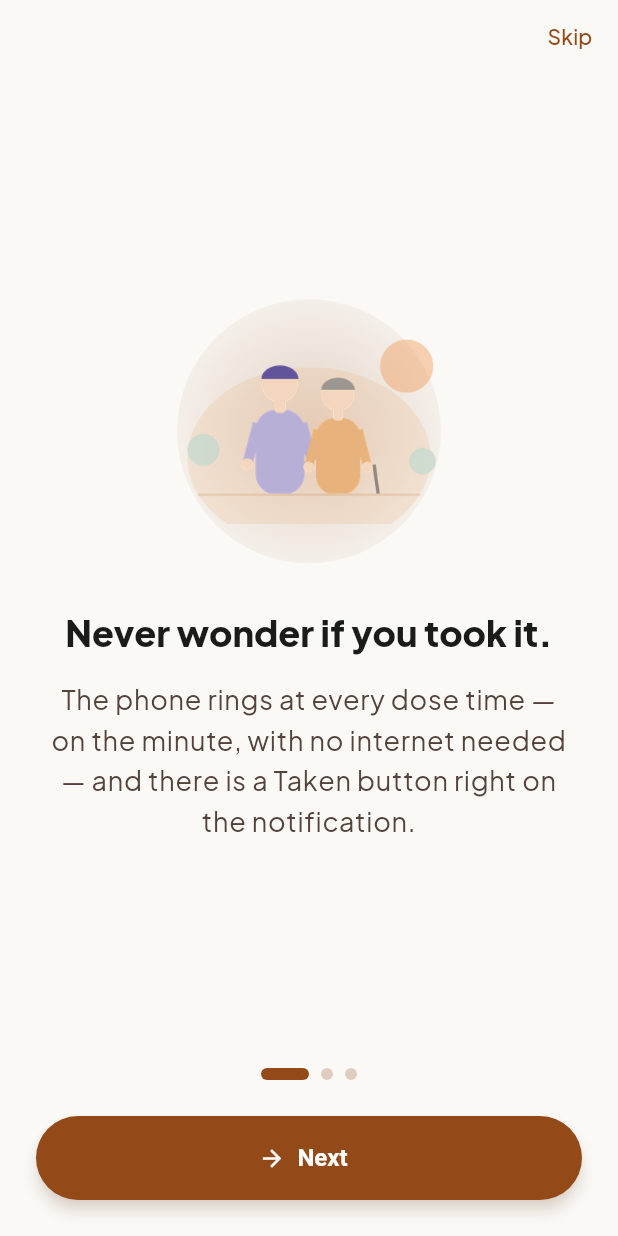
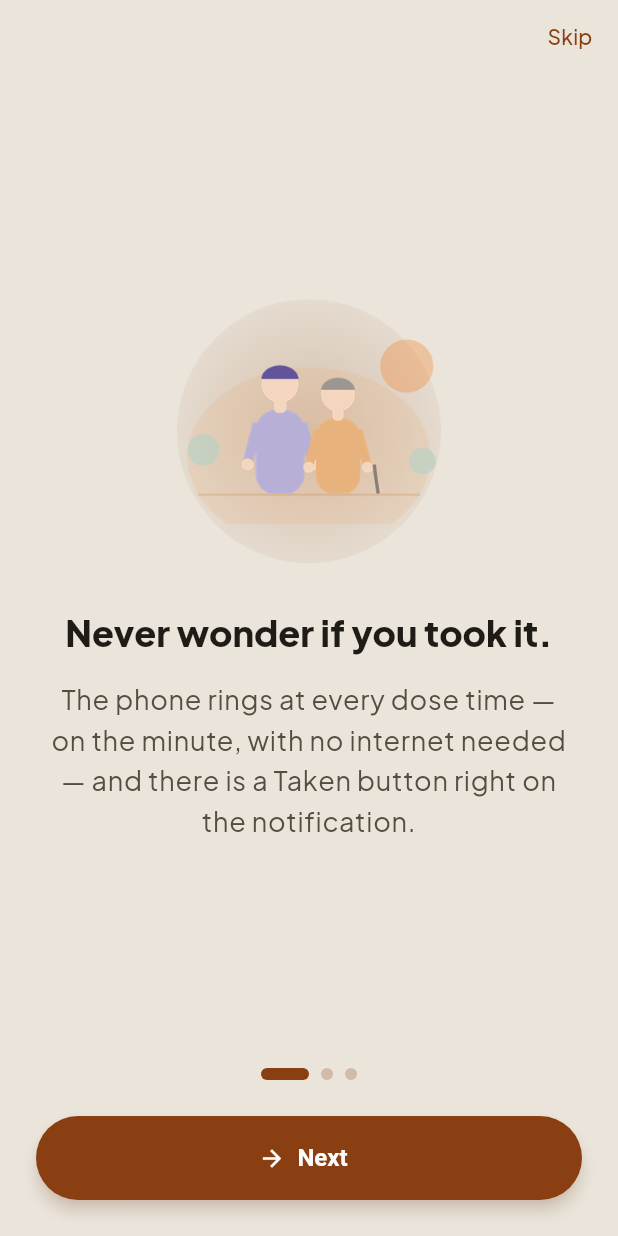
Before and after one commit to MADEMSanjanaSarvani/Elder-Care, a Flutter app: the screen it shows after launch, on a phone screen of 412 x 824 dp. Run offline on Flutter 3.47's test engine with Material 3 defaults, Android fonts, the phone set to English and light mode, and no system bars; our stand-ins replace connectivity_plus, file_picker, firebase_core, firebase_messaging, fl_chart, flutter_local_notifications and 8 more; accounts and stored records are empty.

Commit message:
Retune the palette so it can actually be read
You asked to change the look. Before picking a direction I measured the
existing one, and it turned the question from taste into repair: five colour
pairs fail WCAG AA, two of them badly.

  card vs page      1.05   White cards on a near-white page. The cards had no
                           visible edge whatsoever — the whole UI read as one
                           flat sheet, which is exactly what the screenshots
                           looked like.
  white on green    3.83   The Taken button. The single most-pressed control
                           in the app, below the 4.5 body minimum, aimed at
                           older eyes.
  white on peach    2.50   Effectively unreadable.
  peach on page     2.37   Failed even the 3.0 floor for large text and UI.
  green on page     3.64   Below the body minimum.

The identity is unchanged — warm sand ground, terracotta primary, lavender,
green, brick red. What changed is depth. The ground moved from #FAF9F6 to a
warmer, deeper #EAE4DA so white cards genuinely lift off it, the border went
from invisible (1.21) to present (1.89 on card), and every accent was deepened
until it can both carry white and be read on the page.

Also fixes _noRecordColor, which was #CFC7BE — 1.67:1 on a white card. It is a
bar segment and a pip that carry meaning, so WCAG asks 3:1, and "no record" is
the distinction this entire app is built on. The one state meaning "we do not
know" was the one you could not see. Now 3.96.

Every pair now clears 4.5:1 for text and 1.25:1 for surface separation, in
both light and dark.

Locked with packages/setu_core/test/contrast_test.dart — 10 cases over every
pair the UI actually renders, plus a check of the contrast maths against the
WCAG reference values so the test cannot pass by being wrong. These colours
were originally picked by eye on a bright desktop monitor, and "does that look
OK?" answered there is a different question from "can a 75-year-old read this
in a kitchen at dusk". Change a colour and the test now says what it broke.

flutter analyze clean; 43 tests in setu_core, 21 in the app.

Co-Authored-By: Claude Opus 5 <noreply@anthropic.com>
Claude-Session: https://claude.ai/code/session_01S5DTGMKeQG9VnPQnqENAW4

```diff
--- a/apps/family_elder_app/lib/core/app_build.dart
+++ b/apps/family_elder_app/lib/core/app_build.dart
@@ -4,4 +4,4 @@
 /// install actually update?" ambiguity.
 ///
 /// Keep it in sync with pubspec `version:`.
-const String kAppBuildLabel = 'v0.9.0 · build 65 · 6 Aug';
+const String kAppBuildLabel = 'v0.9.1 · build 66 · 6 Aug';
--- a/apps/family_elder_app/pubspec.yaml
+++ b/apps/family_elder_app/pubspec.yaml
@@ -4,7 +4,7 @@ description: >
   mode (dashboard, today's doses, consent management) and elder mode
   (large-text, today's doses with SOS pinned to the bottom).
 publish_to: "none"
-version: 0.9.0+65
+version: 0.9.1+66
 
 environment:
   sdk: ">=3.4.0 <4.0.0"
--- a/packages/setu_core/lib/src/design/design_tokens.dart
+++ b/packages/setu_core/lib/src/design/design_tokens.dart
@@ -13,51 +13,69 @@ import 'package:flutter/material.dart';
 class SetuColors {
   const SetuColors._();
 
-  // "Warmth & Connection" (final SETU design system). Warm-white ground,
-  // warm-orange primary, lavender for calm/AI, peach for warmth, pastel green
-  // for success, brick red for emergencies.
-  static const Color paperLight = Color(0xFFFAF9F6); // warm white surface
+  // "Warmth & Connection", retuned for contrast.
+  //
+  // The palette kept its identity — warm sand ground, terracotta primary,
+  // lavender, green, brick red — but every pair was measured against WCAG and
+  // five of them failed, including two that mattered:
+  //
+  //   card vs page      1.05  white cards on a near-white page. The card had
+  //                           no visible edge at all; the whole UI read as one
+  //                           flat sheet at arm's length.
+  //   white on green    3.83  the Taken button. The single most-pressed
+  //                           control in the app, below the 4.5 body minimum,
+  //                           for an audience of older eyes.
+  //   white on peach    2.50  unreadable.
+  //   peach on page     2.37  failed even the 3.0 large-text floor.
+  //   green on page     3.64  below body minimum.
+  //
+  // So the ground is a deeper warm sand and the accents are deeper. Every
+  // pairing below now clears 4.5:1 for text and 1.25:1 for surface separation,
+  // in both light and dark. Verified by arithmetic, not by eye — the numbers
+  // are in the commit that introduced them, and any change here should be
+  // re-checked the same way rather than eyeballed.
+  static const Color paperLight = Color(0xFFEAE4DA); // warm sand ground
   static const Color paperRaisedLight = Color(0xFFFFFFFF);
-  static const Color inkLight = Color(0xFF1A1C1A); // on-surface
-  static const Color mutedLight = Color(0xFF54433A); // on-surface-variant
-  static const Color borderLight = Color(0xFFE6E3DF); // subtle warm border
+  static const Color inkLight = Color(0xFF1F1B16); // on-surface
+  static const Color mutedLight = Color(0xFF574C41); // on-surface-variant
+  static const Color borderLight = Color(0xFFC7BBA9); // now actually visible
 
-  static const Color paperDark = Color(0xFF1B1A18); // warm charcoal
-  static const Color paperRaisedDark = Color(0xFF262320);
-  static const Color inkDark = Color(0xFFF2F1EE);
-  static const Color mutedDark = Color(0xFFD5C4AB);
-  static const Color borderDark = Color(0xFF3A342E);
+  static const Color paperDark = Color(0xFF12100C); // warm near-black
+  static const Color paperRaisedDark = Color(0xFF2A2419);
+  static const Color inkDark = Color(0xFFF5F1EA);
+  static const Color mutedDark = Color(0xFFC8BCA9);
+  static const Color borderDark = Color(0xFF463D31);
 
-  /// Primary — deep warm orange (#944a18); container is pastel orange #ff9f66.
-  static const Color accentLight = Color(0xFF944A18);
+  /// Primary — deep terracotta. White on it: 7.50.
+  static const Color accentLight = Color(0xFF8A3F12);
   static const Color accentDark = Color(0xFFFFB68D); // inverse-primary
 
-  /// Verified / success — soft pastel green.
-  static const Color verifiedLight = Color(0xFF4E8F70);
+  /// Taken / verified — deep green. White on it: 6.31 (was 3.83, and this is
+  /// the Taken button, so it was the most important number in the palette).
+  static const Color verifiedLight = Color(0xFF2E6B4E);
   static const Color verifiedDark = Color(0xFF8CC6A6);
 
-  /// SOS / critical — brick red (design `error`), used only for emergencies.
-  static const Color sosLight = Color(0xFFBA1A1A);
+  /// SOS / critical — brick red, used only for emergencies. White on it: 6.54.
+  static const Color sosLight = Color(0xFFB3261E);
   static const Color sosDark = Color(0xFFFFB4AB);
 
-  /// Lavender (secondary) — calm, mindfulness & the AI companion.
-  static const Color lavenderLight = Color(0xFF62549B);
+  /// Lavender (secondary) — calm. White on it: 8.05.
+  static const Color lavenderLight = Color(0xFF534785);
   static const Color lavenderDark = Color(0xFFCBBEFF);
 
-  /// The lavender *container* pair, straight from the designs. Every mock
-  /// marks the active navigation item with a solid #BEAEFD pill carrying
-  /// #4C3E84 content — it is the most repeated element in the whole set,
-  /// appearing on every screen, and it needs its own tokens because
-  /// `lavenderLight` is the dark ink version and cannot be a background for
-  /// dark text.
+  /// The lavender *container* pair. Every mock marks the active navigation
+  /// item with a solid #BEAEFD pill carrying #4C3E84 content — the most
+  /// repeated element in the whole set. Kept as-is: the pair measures 4.58,
+  /// which clears AA on its own.
   static const Color lavenderContainerLight = Color(0xFFBEAEFD);
   static const Color onLavenderContainerLight = Color(0xFF4C3E84);
   static const Color lavenderContainerDark = Color(0xFF4C3E84);
   static const Color onLavenderContainerDark = Color(0xFFE7DEFF);
 
-  /// Peach / pastel orange — warmth & human touch (primary-container family).
-  static const Color peachLight = Color(0xFFF08A3C);
-  static const Color peachDark = Color(0xFFFFB68D);
+  /// Amber — warmth & human touch. Was a pastel (#F08A3C) that failed every
+  /// test it was in; deepened so it can carry white and be read on the page.
+  static const Color peachLight = Color(0xFF9C5312);
+  static const Color peachDark = Color(0xFFFFC49E);
 }
 
 class SetuSpacing {
```
Also changed, not shown: apps/family_elder_app/lib/features/medications/presentation/adherence.dart (+7 -1 lines), 1 other file.
